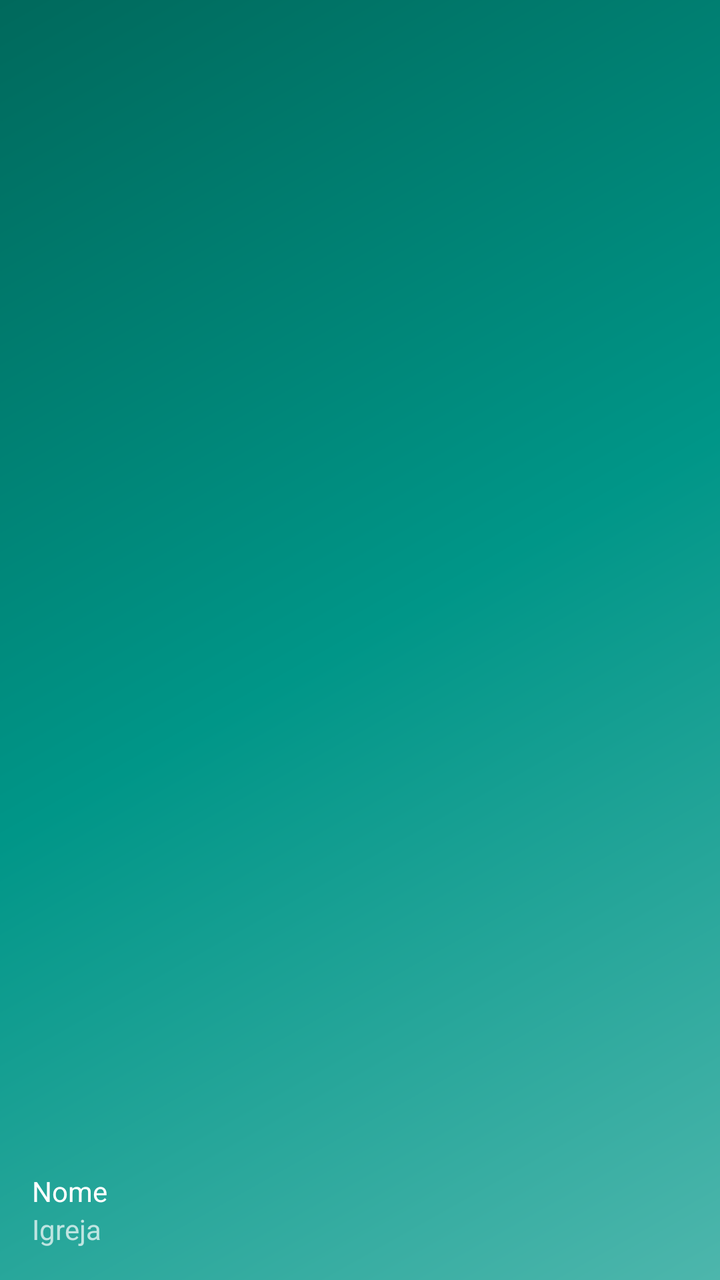
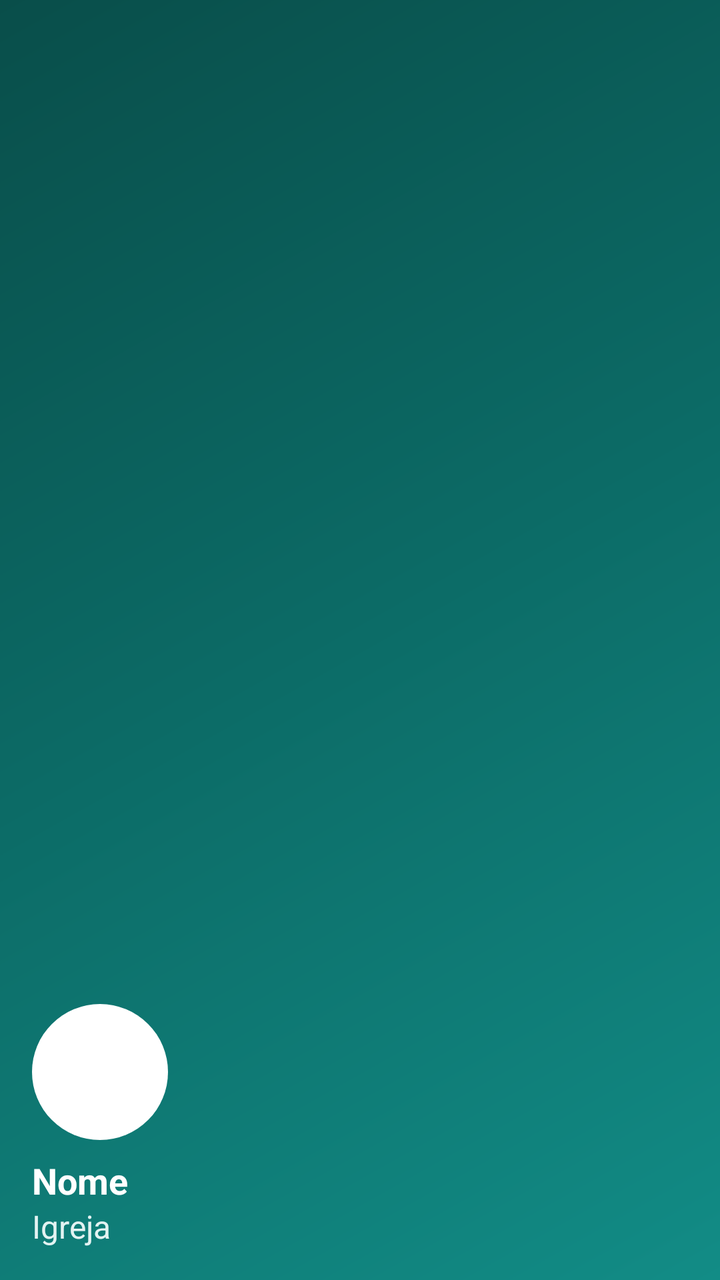

Before-and-after screenshots of an Android layout around one commit, followed by the original layout XML and the change that was made.
<!-- AndroidManifest.xml: application theme AppTheme -->
<!-- res/layout/nav_header_main.xml -->
<?xml version="1.0" encoding="utf-8"?>
<LinearLayout xmlns:android="http://schemas.android.com/apk/res/android"
    xmlns:app="http://schemas.android.com/apk/res-auto"
    android:layout_width="match_parent"
    android:layout_height="@dimen/nav_header_height"
    android:background="@drawable/side_nav_bar"
    android:gravity="bottom"
    android:orientation="vertical"
    android:paddingBottom="@dimen/activity_vertical_margin"
    android:paddingLeft="@dimen/activity_horizontal_margin"
    android:paddingRight="@dimen/activity_horizontal_margin"
    android:paddingTop="@dimen/activity_vertical_margin"
    android:theme="@style/ThemeOverlay.AppCompat.Dark">

    <ImageView
        android:id="@+id/imageViewMenu"
        android:layout_width="60dp"
        android:layout_height="60dp"
        android:paddingTop="@dimen/nav_header_vertical_spacing"
        android:scaleType="fitXY"/>
        

        

    <TextView
        android:id="@+id/txtNomeMenu"
        android:layout_width="match_parent"
        android:layout_height="wrap_content"
        android:paddingTop="@dimen/nav_header_vertical_spacing"
        android:text="Nome"
        android:textAppearance="@style/TextAppearance.AppCompat.Body1" />

    <TextView
        android:id="@+id/txtIgrejaMenu"
        android:layout_width="wrap_content"
        android:layout_height="wrap_content"
        android:text="Igreja" />

</LinearLayout>
<!-- resources referenced by this layout -->
<resources>
  <dimen name="activity_horizontal_margin">16dp</dimen>
  <dimen name="activity_vertical_margin">16dp</dimen>
  <dimen name="nav_header_height">176dp</dimen>
  <dimen name="nav_header_vertical_spacing">8dp</dimen>
  <!-- drawable side_nav_bar (drawable) -->
  <shape xmlns:android="http://schemas.android.com/apk/res/android"
      android:shape="rectangle">
      <gradient
          android:angle="135"
          android:centerColor="#009688"
          android:endColor="#00695C"
          android:startColor="#4DB6AC"
          android:type="linear" />
  </shape>
  <style name="AppTheme" parent="Theme.AppCompat.Light.NoActionBar">
          
          <item name="colorPrimary">@color/colorPrimary</item>
          <item name="colorPrimaryDark">@color/colorPrimaryDark</item>
          <item name="colorAccent">@color/colorAccent</item>
  
      </style>
  <color name="colorPrimary">#3F51B5</color>
  <color name="colorPrimaryDark">#303F9F</color>
  <color name="colorAccent">#0043FA</color>
</resources>

<!-- the commit's change to res/layout/nav_header_main.xml (unified diff, before → after) -->
@@ -12,15 +12,24 @@
     android:paddingTop="@dimen/activity_vertical_margin"
     android:theme="@style/ThemeOverlay.AppCompat.Dark">
 
-    <ImageView
-        android:id="@+id/imageViewMenu"
-        android:layout_width="60dp"
-        android:layout_height="60dp"
-        android:paddingTop="@dimen/nav_header_vertical_spacing"
-        android:scaleType="fitXY"/>
-        
+    <FrameLayout
+        android:layout_width="68dp"
+        android:layout_height="68dp">
 
-        
+        <View
+            android:layout_width="68dp"
+            android:layout_height="68dp"
+            android:background="@drawable/bg_cadier_avatar_ring_white"/>
+
+        <ImageView
+            android:id="@+id/imageViewMenu"
+            android:layout_width="60dp"
+            android:layout_height="60dp"
+            android:layout_gravity="center"
+            android:background="@drawable/bg_cadier_avatar_mask"
+            android:clipToOutline="true"
+            android:scaleType="centerInside"/>
+    </FrameLayout>
 
     <TextView
         android:id="@+id/txtNomeMenu"
@@ -28,12 +37,16 @@
         android:layout_height="wrap_content"
         android:paddingTop="@dimen/nav_header_vertical_spacing"
         android:text="Nome"
-        android:textAppearance="@style/TextAppearance.AppCompat.Body1" />
+        android:textColor="@color/cadier_text_on_dark"
+        android:textSize="@dimen/cadier_text_subtitle"
+        android:textStyle="bold" />
 
     <TextView
         android:id="@+id/txtIgrejaMenu"
         android:layout_width="wrap_content"
         android:layout_height="wrap_content"
-        android:text="Igreja" />
+        android:text="Igreja"
+        android:textColor="@color/cadier_teal_light_bg"
+        android:textSize="@dimen/cadier_text_body_secondary" />
 
 </LinearLayout>
<!-- resource entries referenced after the edit -->
@@ -1,17 +1,32 @@
 <!-- resources referenced by this layout -->
 <resources>
+  <color name="cadier_teal_light_bg">#E3F3F2</color>
+  <color name="cadier_text_on_dark">#FFFFFF</color>
   <dimen name="activity_horizontal_margin">16dp</dimen>
   <dimen name="activity_vertical_margin">16dp</dimen>
+  <dimen name="cadier_text_body_secondary">16sp</dimen>
+  <dimen name="cadier_text_subtitle">18sp</dimen>
   <dimen name="nav_header_height">176dp</dimen>
   <dimen name="nav_header_vertical_spacing">8dp</dimen>
+  <!-- drawable bg_cadier_avatar_mask (drawable) -->
+  <?xml version="1.0" encoding="utf-8"?>
+  <shape xmlns:android="http://schemas.android.com/apk/res/android" android:shape="oval">
+      <solid android:color="@color/cadier_surface"/>
+  </shape>
+  <!-- drawable bg_cadier_avatar_ring_white (drawable) -->
+  <?xml version="1.0" encoding="utf-8"?>
+  <shape xmlns:android="http://schemas.android.com/apk/res/android" android:shape="oval">
+      <solid android:color="@color/cadier_surface"/>
+  </shape>
   <!-- drawable side_nav_bar (drawable) -->
   <shape xmlns:android="http://schemas.android.com/apk/res/android"
       android:shape="rectangle">
+      
       <gradient
           android:angle="135"
-          android:centerColor="#009688"
-          android:endColor="#00695C"
-          android:startColor="#4DB6AC"
+          android:startColor="@color/cadier_teal"
+          android:centerColor="@color/cadier_teal_dark"
+          android:endColor="@color/cadier_teal_darkest"
           android:type="linear" />
   </shape>
   <style name="AppTheme" parent="Theme.AppCompat.Light.NoActionBar">
@@ -19,10 +34,18 @@
           <item name="colorPrimary">@color/colorPrimary</item>
           <item name="colorPrimaryDark">@color/colorPrimaryDark</item>
           <item name="colorAccent">@color/colorAccent</item>
-  
+          <item name="android:windowBackground">@color/cadier_bg</item>
+          <item name="android:textColorPrimary">@color/cadier_text_primary</item>
       </style>
-  <color name="colorPrimary">#3F51B5</color>
-  <color name="colorPrimaryDark">#303F9F</color>
-  <color name="colorAccent">#0043FA</color>
+  <color name="cadier_surface">#FFFFFF</color>
+  <color name="cadier_teal">#128C86</color>
+  <color name="cadier_teal_dark">#0C6C67</color>
+  <color name="cadier_teal_darkest">#094E4A</color>
+  <color name="colorPrimary">@color/cadier_teal</color>
+  <color name="colorPrimaryDark">@color/cadier_teal_dark</color>
+  <color name="colorAccent">@color/cadier_orange</color>
+  <color name="cadier_bg">#F4F9F9</color>
+  <color name="cadier_text_primary">#2B3E42</color>
+  <color name="cadier_orange">#F5821F</color>
 </resources>
 
